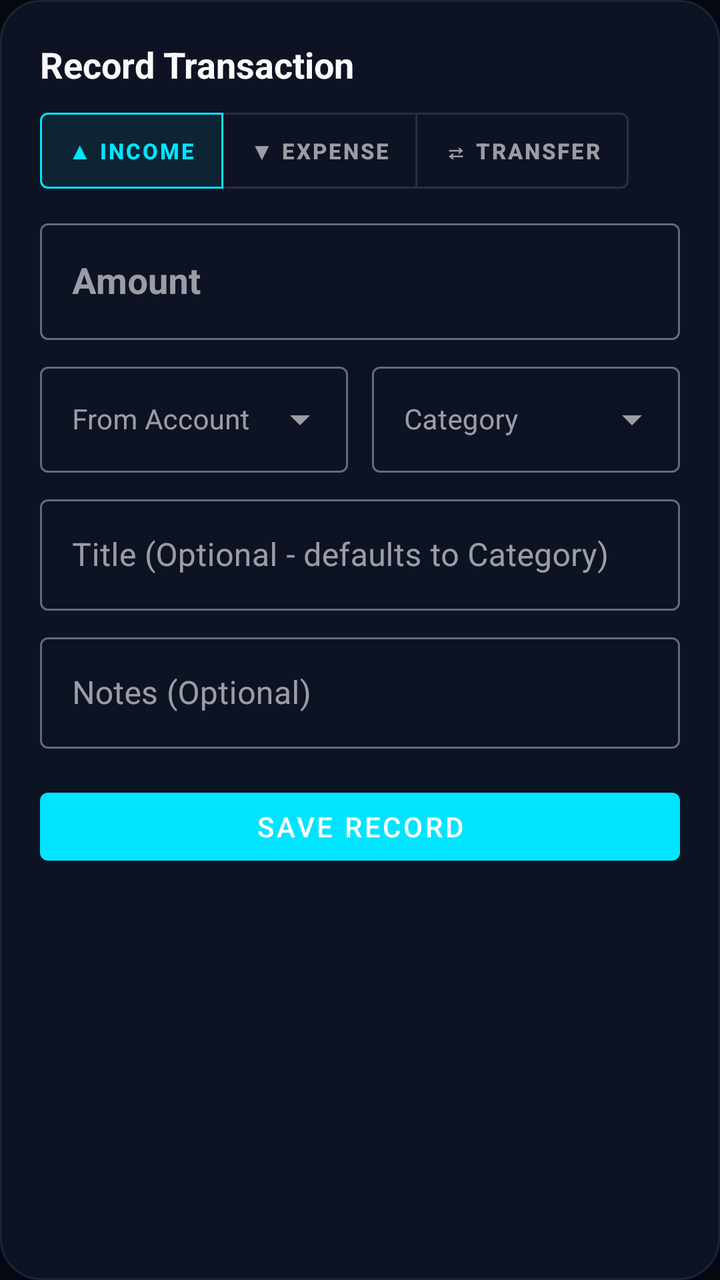
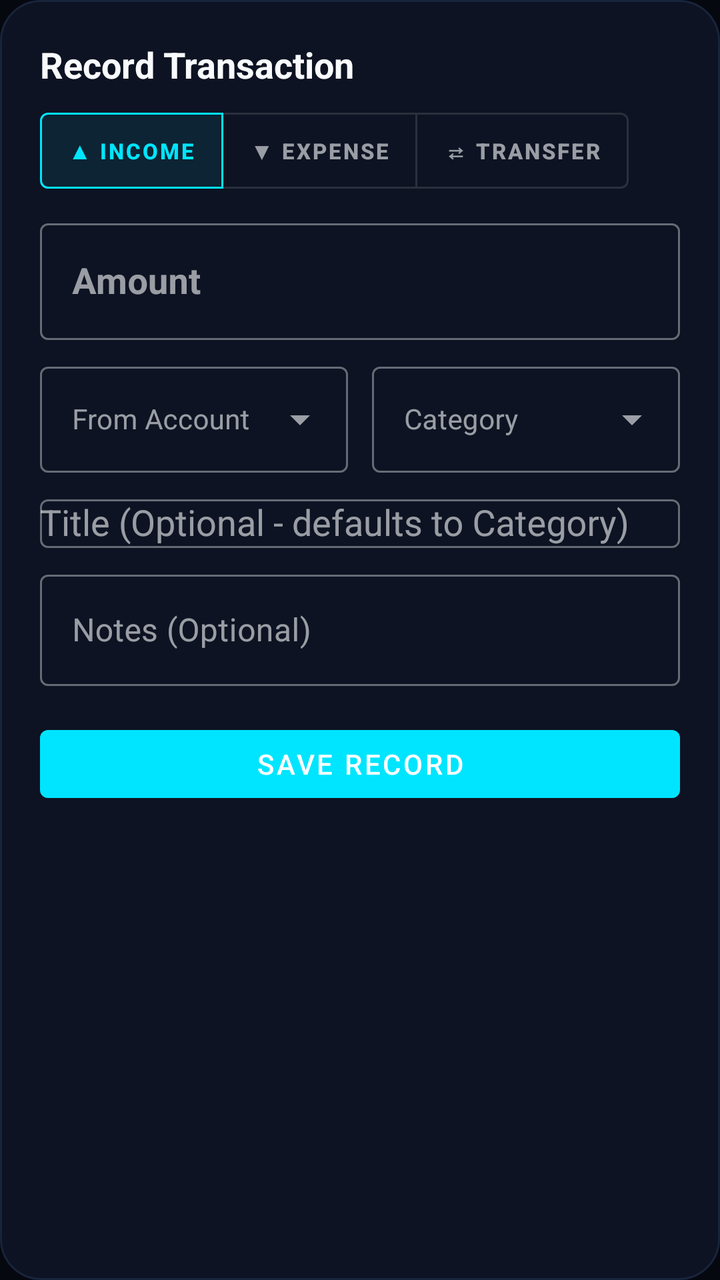

An Android layout rendered at two revisions. The XML below is the earlier revision; the diff shows what the commit changed to produce the second picture.
<!-- AndroidManifest.xml: application theme Theme.LifeSync -->
<!-- res/layout/dialog_add_transaction.xml -->
<?xml version="1.0" encoding="utf-8"?>
<androidx.core.widget.NestedScrollView xmlns:android="http://schemas.android.com/apk/res/android"
    xmlns:app="http://schemas.android.com/apk/res-auto"
    android:layout_width="match_parent"
    android:layout_height="wrap_content"
    android:background="@drawable/bg_dialog_glass"
    android:isScrollContainer="true"
    android:fillViewport="true">

    <LinearLayout
        android:layout_width="match_parent"
        android:layout_height="wrap_content"
        android:orientation="vertical"
        android:padding="20dp"
        android:paddingBottom="28dp">

        <TextView
            android:layout_width="wrap_content"
            android:layout_height="wrap_content"
            android:text="Record Transaction"
            android:textColor="@color/text_primary"
            android:textSize="18sp"
            android:textStyle="bold" />

        
        <com.google.android.material.button.MaterialButtonToggleGroup
            android:id="@+id/toggleTxType"
            android:layout_width="wrap_content"
            android:layout_height="wrap_content"
            android:layout_marginTop="12dp"
            app:checkedButton="@id/btnTypeIncome"
            app:singleSelection="true">

            <com.google.android.material.button.MaterialButton
                android:id="@+id/btnTypeIncome"
                style="@style/Widget.MaterialComponents.Button.OutlinedButton"
                android:layout_width="wrap_content"
                android:layout_height="38dp"
                android:insetTop="0dp"
                android:insetBottom="0dp"
                android:paddingHorizontal="14dp"
                android:text="▲ INCOME"
                android:textSize="11sp"
                android:textStyle="bold" />

            <com.google.android.material.button.MaterialButton
                android:id="@+id/btnTypeExpense"
                style="@style/Widget.MaterialComponents.Button.OutlinedButton"
                android:layout_width="wrap_content"
                android:layout_height="38dp"
                android:insetTop="0dp"
                android:insetBottom="0dp"
                android:paddingHorizontal="14dp"
                android:text="▼ EXPENSE"
                android:textSize="11sp"
                android:textStyle="bold" />

            <com.google.android.material.button.MaterialButton
                android:id="@+id/btnTypeTransfer"
                style="@style/Widget.MaterialComponents.Button.OutlinedButton"
                android:layout_width="wrap_content"
                android:layout_height="38dp"
                android:insetTop="0dp"
                android:insetBottom="0dp"
                android:paddingHorizontal="14dp"
                android:text="⇄ TRANSFER"
                android:textSize="11sp"
                android:textStyle="bold" />
        </com.google.android.material.button.MaterialButtonToggleGroup>

        
        <com.google.android.material.textfield.TextInputLayout
            android:id="@+id/tilTxAmount"
            style="@style/Widget.MaterialComponents.TextInputLayout.OutlinedBox"
            android:layout_width="match_parent"
            android:layout_height="wrap_content"
            android:layout_marginTop="12dp"
            android:hint="Amount">

            <com.google.android.material.textfield.TextInputEditText
                android:id="@+id/etTxAmount"
                android:layout_width="match_parent"
                android:layout_height="wrap_content"
                android:inputType="numberDecimal"
                android:textSize="18sp"
                android:textStyle="bold" />
        </com.google.android.material.textfield.TextInputLayout>

        
        <LinearLayout
            android:layout_width="match_parent"
            android:layout_height="wrap_content"
            android:layout_marginTop="8dp"
            android:orientation="horizontal">

            <com.google.android.material.textfield.TextInputLayout
                android:id="@+id/tilTxCard"
                style="@style/Widget.MaterialComponents.TextInputLayout.OutlinedBox.ExposedDropdownMenu"
                android:layout_width="0dp"
                android:layout_height="wrap_content"
                android:layout_marginEnd="6dp"
                android:layout_weight="1"
                android:hint="From Account">

                <AutoCompleteTextView
                    android:id="@+id/actvTxCard"
                    android:layout_width="match_parent"
                    android:layout_height="wrap_content"
                    android:inputType="none"
                    android:maxLines="1"
                    android:singleLine="true"
                    android:textColor="@color/text_primary"
                    android:textSize="14sp" />
            </com.google.android.material.textfield.TextInputLayout>

            <com.google.android.material.textfield.TextInputLayout
                android:id="@+id/tilTxToAccount"
                style="@style/Widget.MaterialComponents.TextInputLayout.OutlinedBox.ExposedDropdownMenu"
                android:layout_width="0dp"
                android:layout_height="wrap_content"
                android:layout_marginStart="6dp"
                android:layout_weight="1"
                android:visibility="gone"
                android:hint="To Account">

                <AutoCompleteTextView
                    android:id="@+id/actvTxToAccount"
                    android:layout_width="match_parent"
                    android:layout_height="wrap_content"
                    android:inputType="none"
                    android:maxLines="1"
                    android:singleLine="true"
                    android:textColor="@color/text_primary"
                    android:textSize="14sp" />
            </com.google.android.material.textfield.TextInputLayout>

            <com.google.android.material.textfield.TextInputLayout
                android:id="@+id/tilTxCategory"
                style="@style/Widget.MaterialComponents.TextInputLayout.OutlinedBox.ExposedDropdownMenu"
                android:layout_width="0dp"
                android:layout_height="wrap_content"
                android:layout_marginStart="6dp"
                android:layout_weight="1"
                android:hint="Category">

                <AutoCompleteTextView
                    android:id="@+id/actvTxCategory"
                    android:layout_width="match_parent"
                    android:layout_height="wrap_content"
                    android:completionThreshold="1"
                    android:inputType="textCapWords"
                    android:maxLines="1"
                    android:singleLine="true"
                    android:imeOptions="actionDone"
                    android:textColor="@color/text_primary"
                    android:textSize="14sp" />
            </com.google.android.material.textfield.TextInputLayout>
        </LinearLayout>

        
        <com.google.android.material.chip.Chip
            android:id="@+id/chipCreateCategory"
            style="@style/Widget.MaterialComponents.Chip.Action"
            android:layout_width="wrap_content"
            android:layout_height="wrap_content"
            android:layout_marginTop="4dp"
            android:visibility="gone"
            android:text="➕ Add New Category"
            android:textColor="#0284C7"
            app:chipIcon="@drawable/ic_add"
            app:chipIconTint="#0284C7"
            app:chipStrokeColor="#0284C7"
            app:chipStrokeWidth="1dp" />

        
        <Spinner
            android:id="@+id/spTxCategory"
            android:layout_width="0dp"
            android:layout_height="0dp"
            android:visibility="gone" />

        <Spinner
            android:id="@+id/spTxCard"
            android:layout_width="0dp"
            android:layout_height="0dp"
            android:visibility="gone" />

        
        <com.google.android.material.textfield.TextInputLayout
            style="@style/Widget.MaterialComponents.TextInputLayout.OutlinedBox"
            android:layout_width="match_parent"
            android:layout_height="wrap_content"
            android:layout_marginTop="8dp"
            android:hint="Title (Optional - defaults to Category)">

            <com.google.android.material.textfield.TextInputEditText
                android:id="@+id/etTxTitle"
                android:layout_width="match_parent"
                android:layout_height="wrap_content" />
        </com.google.android.material.textfield.TextInputLayout>

        
        <com.google.android.material.textfield.TextInputLayout
            style="@style/Widget.MaterialComponents.TextInputLayout.OutlinedBox"
            android:layout_width="match_parent"
            android:layout_height="wrap_content"
            android:layout_marginTop="8dp"
            android:hint="Notes (Optional)">

            <com.google.android.material.textfield.TextInputEditText
                android:id="@+id/etTxNotes"
                android:layout_width="match_parent"
                android:layout_height="wrap_content" />
        </com.google.android.material.textfield.TextInputLayout>

        
        <com.google.android.material.button.MaterialButton
            android:id="@+id/btnSaveTx"
            android:layout_width="match_parent"
            android:layout_height="46dp"
            android:layout_marginTop="16dp"
            android:text="Save Record" />

    </LinearLayout>

</androidx.core.widget.NestedScrollView>
<!-- resources referenced by this layout -->
<resources>
  <color name="text_primary">#F8FAFC</color>
  <!-- drawable bg_dialog_glass (drawable) -->
  <?xml version="1.0" encoding="utf-8"?>
  <shape xmlns:android="http://schemas.android.com/apk/res/android"
      android:shape="rectangle">
      <corners android:radius="20dp" />
      <solid android:color="@color/surface" />
      <stroke
          android:width="1dp"
          android:color="@color/card_stroke" />
  </shape>
  <!-- drawable ic_add (drawable) -->
  <vector xmlns:android="http://schemas.android.com/apk/res/android"
      android:width="24dp"
      android:height="24dp"
      android:viewportWidth="24"
      android:viewportHeight="24">
      <path
          android:fillColor="#000000"
          android:pathData="M19,13h-6v6h-2v-6H5v-2h6V5h2v6h6v2z"/>
  </vector>
  <style name="Theme.LifeSync" parent="Theme.DuoRhythm" />
  <color name="surface">#0D1322</color>
  <color name="card_stroke">#18243C</color>
  <color name="bg_root_obsidian">#06080F</color>
  <color name="surface_card_slate">#0D1322</color>
  <color name="accent_cyan_primary">#00E5FF</color>
  <color name="accent_cyan_glow">#38BDF8</color>
  <color name="text_secondary_slate">#94A3B8</color>
  <color name="text_primary_white">#F8FAFC</color>
  <style name="CustomBottomSheetDialog" parent="Theme.Design.Light.BottomSheetDialog">
          <item name="bottomSheetStyle">@style/CustomBottomSheetModalStyle</item>
          <item name="android:windowIsFloating">false</item>
          <item name="android:windowBackground">@android:color/transparent</item>
          <item name="android:statusBarColor">@android:color/transparent</item>
      </style>
  <style name="CardElevationRounded" parent="Widget.MaterialComponents.CardView">
          <item name="cardCornerRadius">16dp</item>
          <item name="cardElevation">0dp</item>
          <item name="strokeWidth">1dp</item>
          <item name="strokeColor">@color/border_glass_stroke</item>
          <item name="cardBackgroundColor">@color/surface_card_slate</item>
      </style>
  <style name="DuoRhythmTextView" parent="android:Widget.TextView">
          <item name="android:lineSpacingExtra">2dp</item>
          <item name="android:fontFamily">sans-serif</item>
          <item name="android:includeFontPadding">true</item>
      </style>
  <style name="DuoRhythmEditText" parent="android:Widget.EditText">
          <item name="android:lineSpacingExtra">2dp</item>
          <item name="android:fontFamily">sans-serif</item>
          <item name="android:includeFontPadding">true</item>
          <item name="android:textColor">@color/text_primary</item>
          <item name="android:textColorHint">@color/text_secondary</item>
      </style>
  <style name="CustomBottomSheetModalStyle" parent="Widget.Design.BottomSheet.Modal">
          <item name="android:background">@android:color/transparent</item>
      </style>
  <color name="border_glass_stroke">#18243C</color>
  <color name="text_secondary">#94A3B8</color>
  <!-- unchanged entries left out for length: 1 -->
</resources>

<!-- the commit's change to res/layout/dialog_add_transaction.xml (unified diff, before → after) -->
@@ -193,10 +193,11 @@
             android:layout_marginTop="8dp"
             android:hint="Title (Optional - defaults to Category)">
 
-            <com.google.android.material.textfield.TextInputEditText
+            <com.google.android.material.textfield.MaterialAutoCompleteTextView
                 android:id="@+id/etTxTitle"
                 android:layout_width="match_parent"
-                android:layout_height="wrap_content" />
+                android:layout_height="wrap_content"
+                android:completionThreshold="1" />
         </com.google.android.material.textfield.TextInputLayout>
 
         
